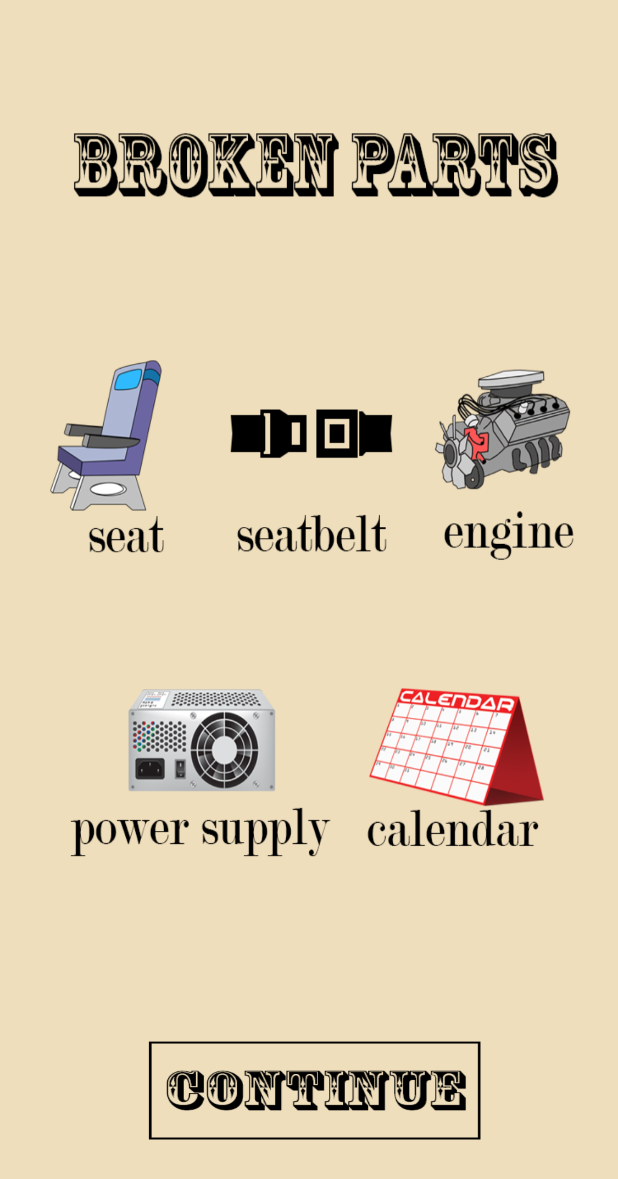
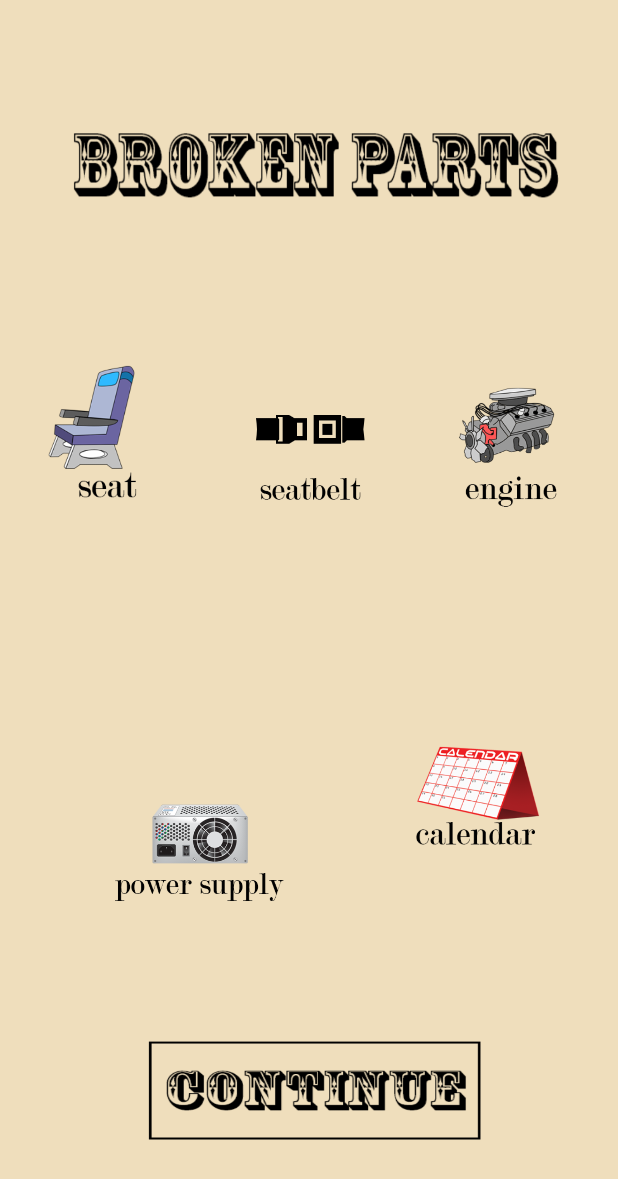
Before and after one commit to Xnonx14/LIMTreasureHunt, an Android app: the layout broken_parts.xml on its own in the app's theme, with its tools: preview values and no code run, on a phone screen of 412 x 824 dp. Shown: the top 1179 px of the screen. Run offline under Robolectric (Android 15) with nearby library versions, the phone set to English and light mode, and no system bars.

Commit message:
added removable icons on broken screen

```diff
--- a/app/src/main/java/com/example/kevin/limtreasurehunt/MainActivity.java
+++ b/app/src/main/java/com/example/kevin/limtreasurehunt/MainActivity.java
@@ -17,6 +17,7 @@ import android.text.TextUtils;
 import android.view.View;
 import android.widget.Button;
 import android.widget.EditText;
+import android.widget.ImageView;
 import android.widget.ProgressBar;
 import android.widget.TextView;
 import android.widget.Toast;
@@ -187,6 +188,43 @@ public class MainActivity extends AppCompatActivity {
 
     public void goToBroken(View v){
         setContentView(R.layout.broken_parts);
+        ImageView view1 = findViewById(R.id.imageViewx1);   //Seat
+        ImageView view2 = findViewById(R.id.imageViewx2);   //Belt
+        ImageView view3 = findViewById(R.id.imageViewx3);   //engine
+        ImageView view4 = findViewById(R.id.imageViewx4);   //power supply
+        ImageView view5 = findViewById(R.id.imageViewx5);   //calendar
+        view1.setVisibility(View.VISIBLE);
+        view2.setVisibility(View.VISIBLE);
+        view3.setVisibility(View.VISIBLE);
+        view4.setVisibility(View.VISIBLE);
+        view5.setVisibility(View.VISIBLE);
+
+        if(solvedMajor == true){
+            view1.setVisibility(View.INVISIBLE);
+        }else{
+            view1.setVisibility(View.VISIBLE);
+        }
+        if(solvedDriving == true){
+            view2.setVisibility(View.INVISIBLE);
+        }else{
+            view2.setVisibility(View.VISIBLE);
+        }
+        if(solvedMaking == true){
+            view3.setVisibility(View.INVISIBLE);
+        }else{
+            view3.setVisibility(View.VISIBLE);
+        }
+        if(solvedGoing == true){
+            view4.setVisibility(View.INVISIBLE);
+        }else{
+            view4.setVisibility(View.VISIBLE);
+        }
+        if(solvedTrip == true){
+            view5.setVisibility(View.INVISIBLE);
+        }else{
+            view5.setVisibility(View.VISIBLE);
+        }
+
     }
 
     public void goToDriving () {
--- a/app/src/main/res/layout/broken_parts.xml
+++ b/app/src/main/res/layout/broken_parts.xml
@@ -13,8 +13,10 @@
         android:background="@drawable/appbrokenparts"
         app:layout_constraintBottom_toBottomOf="parent"
         app:layout_constraintEnd_toEndOf="parent"
+        app:layout_constraintHorizontal_bias="0.0"
         app:layout_constraintStart_toStartOf="parent"
-        app:layout_constraintTop_toTopOf="parent" />
+        app:layout_constraintTop_toTopOf="parent"
+        app:layout_constraintVertical_bias="1.0" />
 
     <Button
         android:id="@+id/button"
@@ -34,4 +36,95 @@
         app:layout_constraintStart_toStartOf="parent"
         app:layout_constraintTop_toTopOf="parent"
         app:layout_constraintVertical_bias="0.942" />
+
+    <ImageView
+        android:id="@+id/imageViewx2"
+        android:layout_width="121dp"
+        android:layout_height="114dp"
+        android:layout_marginBottom="8dp"
+        android:layout_marginEnd="8dp"
+        android:layout_marginLeft="8dp"
+        android:layout_marginRight="8dp"
+        android:layout_marginStart="8dp"
+        android:layout_marginTop="8dp"
+        app:layout_constraintBottom_toBottomOf="@+id/imageView2"
+        app:layout_constraintEnd_toEndOf="parent"
+        app:layout_constraintHorizontal_bias="0.502"
+        app:layout_constraintStart_toStartOf="parent"
+        app:layout_constraintTop_toTopOf="@+id/imageView2"
+        app:layout_constraintVertical_bias="0.343"
+        app:srcCompat="@drawable/belt" />
+
+    <ImageView
+        android:id="@+id/imageViewx1"
+        android:layout_width="75dp"
+        android:layout_height="105dp"
+        android:layout_marginBottom="8dp"
+        android:layout_marginEnd="8dp"
+        android:layout_marginLeft="28dp"
+        android:layout_marginRight="8dp"
+        android:layout_marginStart="28dp"
+        android:layout_marginTop="8dp"
+        app:layout_constraintBottom_toBottomOf="parent"
+        app:layout_constraintEnd_toEndOf="parent"
+        app:layout_constraintHorizontal_bias="0.0"
+        app:layout_constraintStart_toStartOf="parent"
+        app:layout_constraintTop_toTopOf="parent"
+        app:layout_constraintVertical_bias="0.323"
+        app:srcCompat="@drawable/seat" />
+
+    <ImageView
+        android:id="@+id/imageViewx3"
+        android:layout_width="107dp"
+        android:layout_height="109dp"
+        android:layout_marginBottom="8dp"
+        android:layout_marginEnd="8dp"
+        android:layout_marginLeft="8dp"
+        android:layout_marginRight="8dp"
+        android:layout_marginStart="8dp"
+        android:layout_marginTop="8dp"
+        app:layout_constraintBottom_toBottomOf="parent"
+        app:layout_constraintEnd_toEndOf="parent"
+        app:layout_constraintHorizontal_bias="0.966"
+        app:layout_constraintStart_toStartOf="parent"
+        app:layout_constraintTop_toTopOf="parent"
+        app:layout_constraintVertical_bias="0.339"
+        app:srcCompat="@drawable/engine" />
+
+    <ImageView
+        android:id="@+id/imageViewx4"
+        android:layout_width="135dp"
+        android:layout_height="98dp"
+        android:layout_marginBottom="112dp"
+        android:layout_marginEnd="8dp"
+        android:layout_marginLeft="28dp"
+        android:layout_marginRight="8dp"
+        android:layout_marginStart="28dp"
+        android:layout_marginTop="8dp"
+        app:layout_constraintBottom_toBottomOf="parent"
+        app:layout_constraintEnd_toEndOf="parent"
+        app:layout_constraintHorizontal_bias="0.142"
+        app:layout_constraintStart_toStartOf="parent"
+        app:layout_constraintTop_toTopOf="parent"
+        app:layout_constraintVertical_bias="0.836"
+        app:srcCompat="@drawable/powersupply" />
+
+    <ImageView
+        android:id="@+id/imageViewx5"
+        android:layout_width="121dp"
+        android:layout_height="100dp"
+        android:layout_marginBottom="8dp"
+        android:layout_marginEnd="28dp"
+        android:layout_marginLeft="8dp"
+        android:layout_marginRight="28dp"
+        android:layout_marginStart="8dp"
+        android:layout_marginTop="8dp"
+        app:layout_constraintBottom_toBottomOf="parent"
+        app:layout_constraintEnd_toEndOf="parent"
+        app:layout_constraintHorizontal_bias="0.995"
+        app:layout_constraintStart_toStartOf="parent"
+        app:layout_constraintTop_toTopOf="parent"
+        app:layout_constraintVertical_bias="0.665"
+        app:srcCompat="@drawable/calendar" />
+
 </android.support.constraint.ConstraintLayout>
```
Also changed, not shown: app/src/main/res/drawable/appbrokenparts.png, app/src/main/res/drawable/belt.png (added), app/src/main/res/drawable/calendar.png (added), app/src/main/res/drawable/engine.png (added), app/src/main/res/drawable/powersupply.png (added), app/src/main/res/drawable/seat.png (added), app/src/main/res/drawable/xout.png (added).
